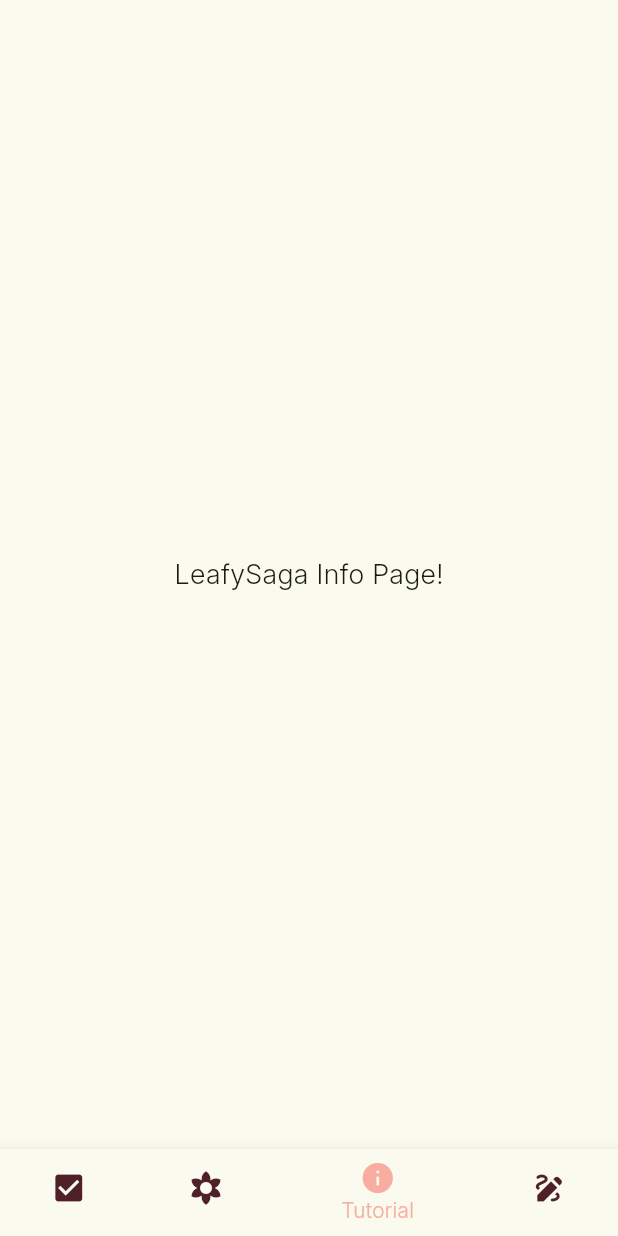
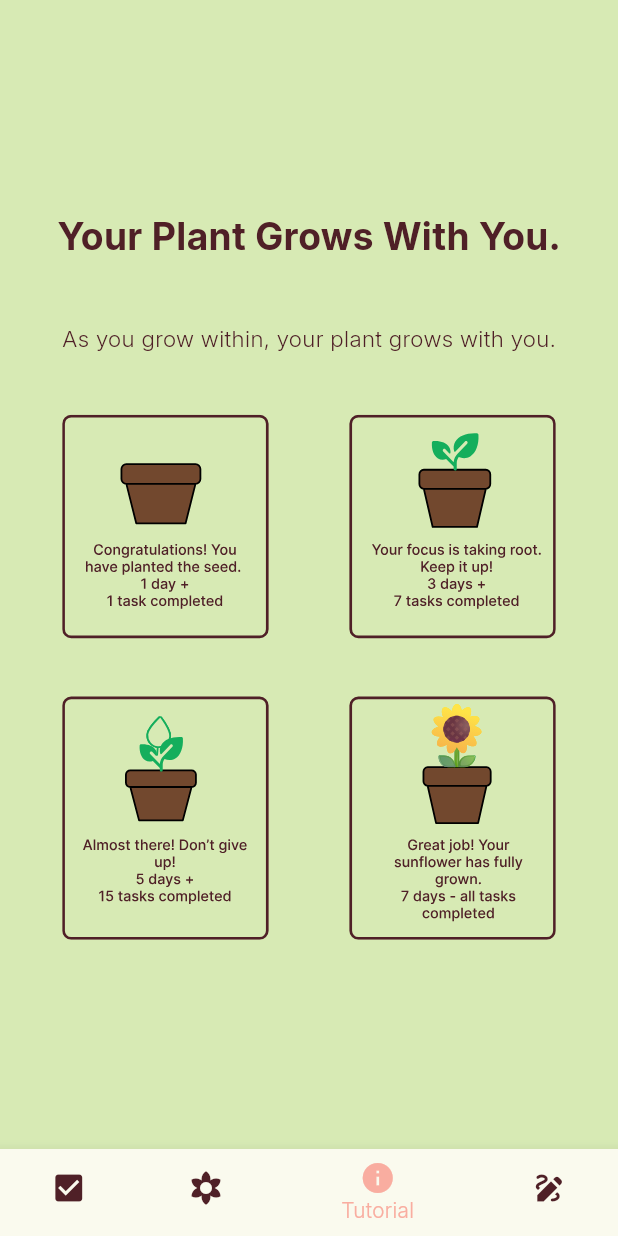
Before and after one commit to maureensanchez99/we_hack2025, a Flutter app: the TutorialPage screen opened directly, on a phone screen of 412 x 824 dp. Run offline on Flutter 3.47's test engine with Material 3 defaults, Android fonts, the phone set to English and light mode, and no system bars; our stand-ins replace flutter_svg, permission_handler, shared_preferences; missing offline and left inert: flutter_reactive_ble; accounts and stored records are empty.

Commit message:
Fleshing out Info Page

```diff
--- a/lib/pages/tutorial_page.dart
+++ b/lib/pages/tutorial_page.dart
@@ -1,6 +1,7 @@
 import 'package:flutter/material.dart';
 import 'daily_reminder.dart';
 import 'view_flower_page.dart';
+import 'package:flutter_svg/flutter_svg.dart';
 import 'messages_page.dart';
 
 class TutorialPage extends StatefulWidget {
@@ -28,13 +29,42 @@ class _TutorialPageState extends State<TutorialPage> {
     );
   }
 
+  static const Color greenBg = Color(0xFFD7EAB4);
+  //static const Color brownText = Color(0xFF4F2027);
+
   @override
   Widget build(BuildContext context) {
     return Scaffold(
-      body: const Center(
-        child: Text(
-          "LeafySaga Info Page!",
-          style: TextStyle(fontSize: 18),
+      backgroundColor: greenBg,
+      body: Center(
+        child: Column(
+          mainAxisAlignment: MainAxisAlignment.center,
+          crossAxisAlignment: CrossAxisAlignment.center,
+          children: [
+            const Text(
+              'Your Plant Grows With You.',
+              style: TextStyle(
+                fontSize: 25,
+                fontWeight: FontWeight.bold,
+                color: DailyReminder.brownText,
+              ),
+            ),
+              Padding(
+                padding: EdgeInsets.symmetric(vertical: 40),
+                child: const Text(
+                  'As you grow within, your plant grows with you.',
+                  style: TextStyle(
+                    fontSize: 15,
+                    fontWeight: FontWeight.w300,
+                    color: DailyReminder.brownText,
+                  ),
+                ),
+              ),
+            SvgPicture.asset(
+              'assets/images/ls_diagram.svg',
+              height: 350,
+            ),
+          ],
         ),
       ),
       bottomNavigationBar: BottomNavigationBar(
```
Also changed, not shown: assets/images/ls_diagram.svg (added).
